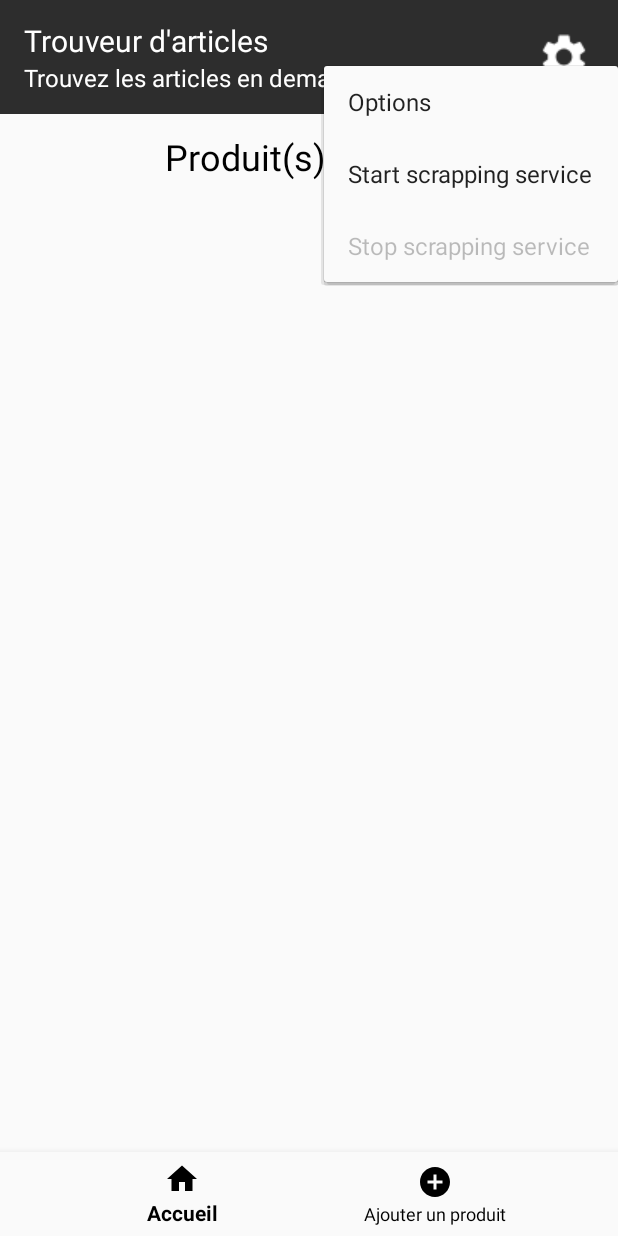
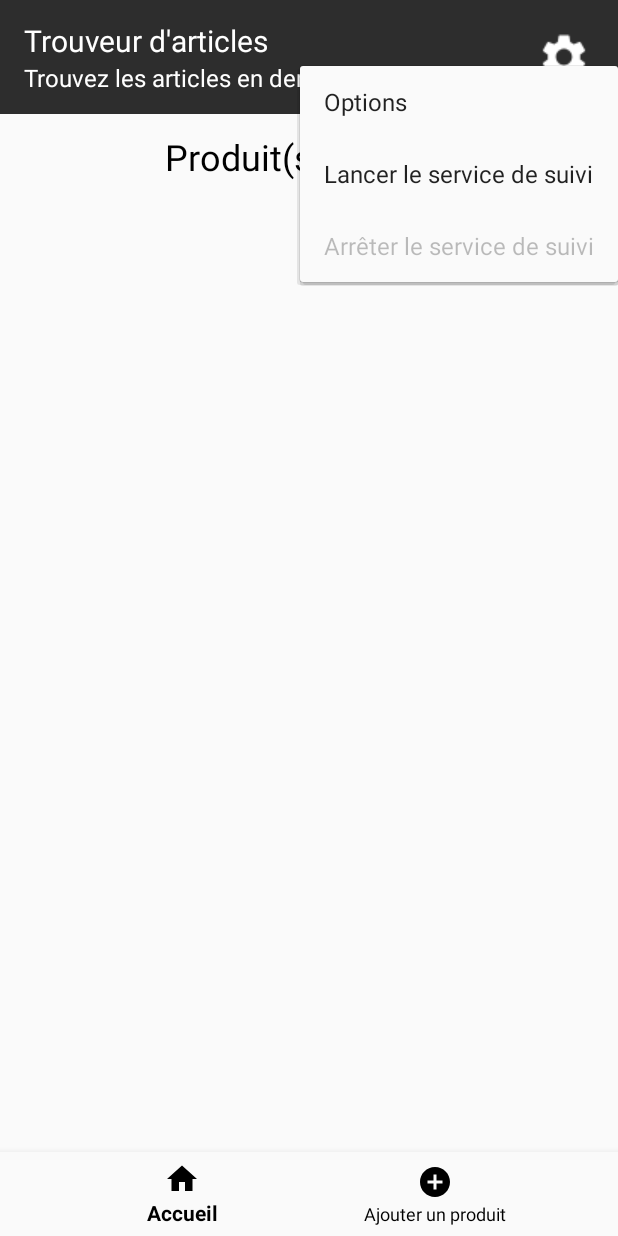
Before and after one commit to ThuGapy/TrouveurDArticle, an Android app: the screen it shows after launch (MainActivity), after a tap on "Paramètres", on a phone screen of 412 x 824 dp. Run offline under Robolectric (Android 15) with nearby library versions, the phone set to English and light mode, and no system bars; libraries missing offline, so code that uses them is left out: com.github.mikephil.charting.

Commit message:
Fix et clean up

```diff
--- a/app/src/main/java/net/info420/trouveurarticle/FollowedProductsView.java
+++ b/app/src/main/java/net/info420/trouveurarticle/FollowedProductsView.java
@@ -13,6 +13,7 @@ import android.widget.ImageButton;
 import android.widget.ListView;
 
 import net.info420.trouveurarticle.database.AppSettings;
+import net.info420.trouveurarticle.database.CursorWrapper;
 import net.info420.trouveurarticle.database.DatabaseHelper;
 import net.info420.trouveurarticle.database.FollowedItemAdapter;
 import net.info420.trouveurarticle.views.OnRefreshRequestedListener;
@@ -21,7 +22,7 @@ import net.info420.trouveurarticle.views.OnProductInteractionListener;
 public class FollowedProductsView extends Fragment implements OnRefreshRequestedListener {
     private View fragmentView;
     private DatabaseHelper dbHelper;
-    private Cursor dataCursor;
+    private CursorWrapper dataCursor;
     private FollowedItemAdapter itemAdapter;
     private AppSettings preferences;
     private Handler refreshHandler;
@@ -67,8 +68,7 @@ public class FollowedProductsView extends Fragment implements OnRefreshRequested
 
     public void Refresh() {
         dataCursor = dbHelper.getAllItemsStockStatus();
-        itemAdapter = new FollowedItemAdapter(getActivity(), (OnProductInteractionListener) getActivity(), (OnRefreshRequestedListener) this);
-        itemAdapter.changeCursor(dataCursor);
+        itemAdapter = new FollowedItemAdapter(getActivity(), dataCursor, (OnProductInteractionListener) getActivity(), (OnRefreshRequestedListener) this);
         ListView itemView = fragmentView.findViewById(R.id.item_listview);
         itemView.setAdapter(itemAdapter);
     }
--- a/app/src/main/java/net/info420/trouveurarticle/MainActivity.java
+++ b/app/src/main/java/net/info420/trouveurarticle/MainActivity.java
@@ -96,10 +96,8 @@ public class MainActivity extends AppCompatActivity implements OnProductInteract
 
                 if(item.getItemId() == R.id.homeFragment) {
                     fragment = new FollowedProductsView();
-                    System.out.println("mainview fragment");
                 } else if(item.getItemId() == R.id.addProductFragment) {
                     fragment = new AddProductView();
-                    System.out.println("addproduct fragment");
                 }
 
                 getSupportFragmentManager().beginTransaction()
--- /dev/null
+++ b/app/src/main/java/net/info420/trouveurarticle/database/CursorWrapper.java
@@ -0,0 +1,19 @@
+package net.info420.trouveurarticle.database;
+
+import android.database.Cursor;
+import android.database.sqlite.SQLiteDatabase;
+
+public class CursorWrapper {
+    public Cursor cursor;
+    public SQLiteDatabase db;
+
+    public CursorWrapper(Cursor _cursor, SQLiteDatabase _db) {
+        cursor = _cursor;
+        db = _db;
+    }
+
+    public void Close() {
+        cursor.close();
+        db.close();
+    }
+}
--- a/app/src/main/java/net/info420/trouveurarticle/database/FollowedItemAdapter.java
+++ b/app/src/main/java/net/info420/trouveurarticle/database/FollowedItemAdapter.java
@@ -27,11 +27,15 @@ public class FollowedItemAdapter extends CursorAdapter {
     private ListView adapterListView;
     private OnProductInteractionListener activityInteractionListener;
     private OnRefreshRequestedListener fragmentRefreshListener;
+    private CursorWrapper wrapper;
 
-    public FollowedItemAdapter(Context context, OnProductInteractionListener editListener, OnRefreshRequestedListener refreshListener) {
+    public FollowedItemAdapter(Context context, CursorWrapper _wrapper, OnProductInteractionListener editListener, OnRefreshRequestedListener refreshListener) {
         super(context, null, 0);
+        wrapper = _wrapper;
         activityInteractionListener = editListener;
         fragmentRefreshListener = refreshListener;
+
+        changeCursor(wrapper.cursor);
     }
 
     @Override
@@ -196,4 +200,13 @@ public class FollowedItemAdapter extends CursorAdapter {
             productPrice.setVisibility(View.GONE);
         }
     }
+
+    @Override
+    protected void finalize() throws Throwable {
+        try {
+            wrapper.Close();
+        } finally {
+            super.finalize();
+        }
+    }
 }
--- a/app/src/main/java/net/info420/trouveurarticle/database/PriceHistoryAdapter.java
+++ b/app/src/main/java/net/info420/trouveurarticle/database/PriceHistoryAdapter.java
@@ -90,12 +90,9 @@ public class PriceHistoryAdapter extends ArrayAdapter<LinkStatus> {
         }
 
         TextView elapsedTime = newView.findViewById(R.id.elapsed_time_text);
-        System.out.println(status.getElapsedTime());
         if(status.getStatus() != PriceStatus.NO_DATA) {
-            System.out.println("updating elapsed time");
             elapsedTime.setText(status.getElapsedTime());
         } else {
-            System.out.println("gone");
             elapsedTime.setVisibility(View.GONE);
         }
 
--- a/app/src/main/java/net/info420/trouveurarticle/views/AddProductButtonGroup.java
+++ b/app/src/main/java/net/info420/trouveurarticle/views/AddProductButtonGroup.java
@@ -100,7 +100,6 @@ public class AddProductButtonGroup extends LinearLayout {
                         break;
                 }
 
-                //System.out.println(link);
                 if(!link.equals("")) {
                     View popupView = LayoutInflater.from(context).inflate(R.layout.easy_search_popup, null);
                     PopupWindow popupWindow = new PopupWindow(popupView, ViewGroup.LayoutParams.MATCH_PARENT, ViewGroup.LayoutParams.MATCH_PARENT);
--- a/app/src/main/res/menu/options_menu.xml
+++ b/app/src/main/res/menu/options_menu.xml
@@ -8,12 +8,18 @@
         app:showAsAction="never" />
     <item
         android:id="@+id/action_start_scrapping"
-        android:title="Start scrapping service"
+        android:title="Lancer le service de suivi"
         android:orderInCategory="200"
         app:showAsAction="never" />
     <item
         android:id="@+id/action_stop_scrapping"
-        android:title="Stop scrapping service"
+        android:title="Arrêter le service de suivi"
         android:orderInCategory="300"
         app:showAsAction="never" />
+    <item
+        android:id="@+id/action_refresh_graph"
+        android:title="Rafraichir les données"
+        android:orderInCategory="300"
+        android:visible="false"
+        app:showAsAction="never" />
 </menu>
```
Also changed, not shown: app/src/main/java/net/info420/trouveurarticle/AddProductView.java (+62 -54 lines), app/src/main/java/net/info420/trouveurarticle/ChartData.java (+7 -0 lines), app/src/main/java/net/info420/trouveurarticle/database/DatabaseHelper.java (+67 -56 lines), app/src/main/java/net/info420/trouveurarticle/scrappers/AmazonScrapper.java (+5 -3 lines), app/src/main/java/net/info420/trouveurarticle/scrappers/CanadaComputersScrapper.java (+5 -3 lines), app/src/main/java/net/info420/trouveurarticle/scrappers/MemoryExpressScrapper.java (+5 -3 lines), app/src/main/java/net/info420/trouveurarticle/scrappers/NeweggScrapper.java (+5 -3 lines), app/src/main/java/net/info420/trouveurarticle/scrappers/ScrappingService.java (+11 -12 lines).
